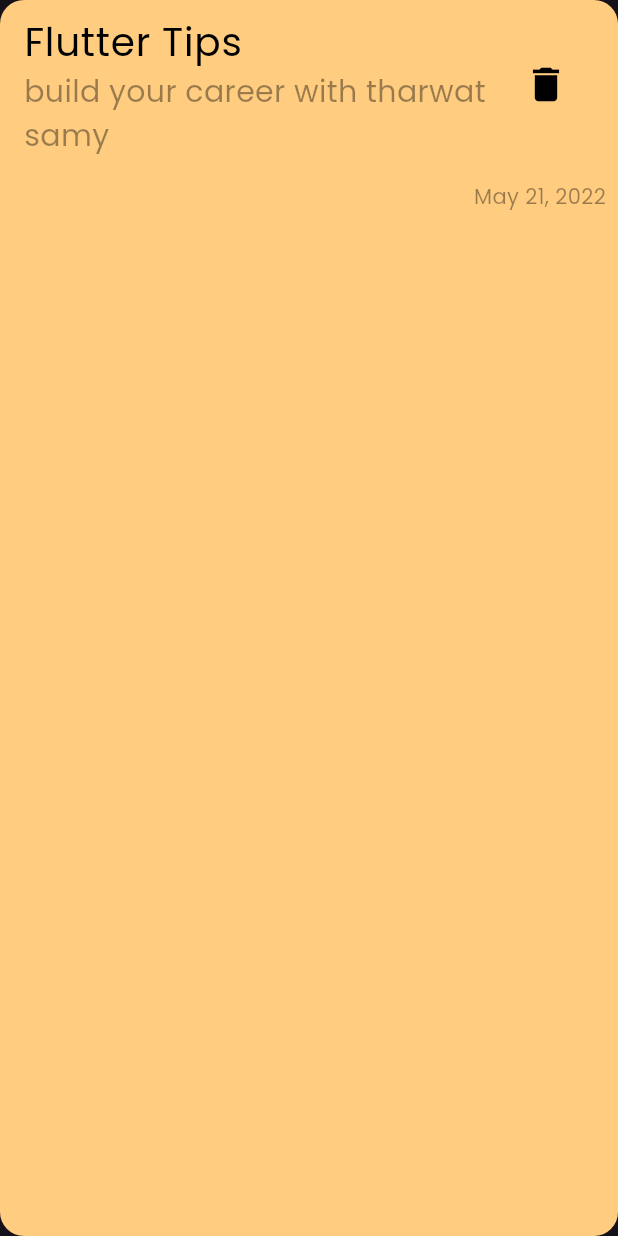
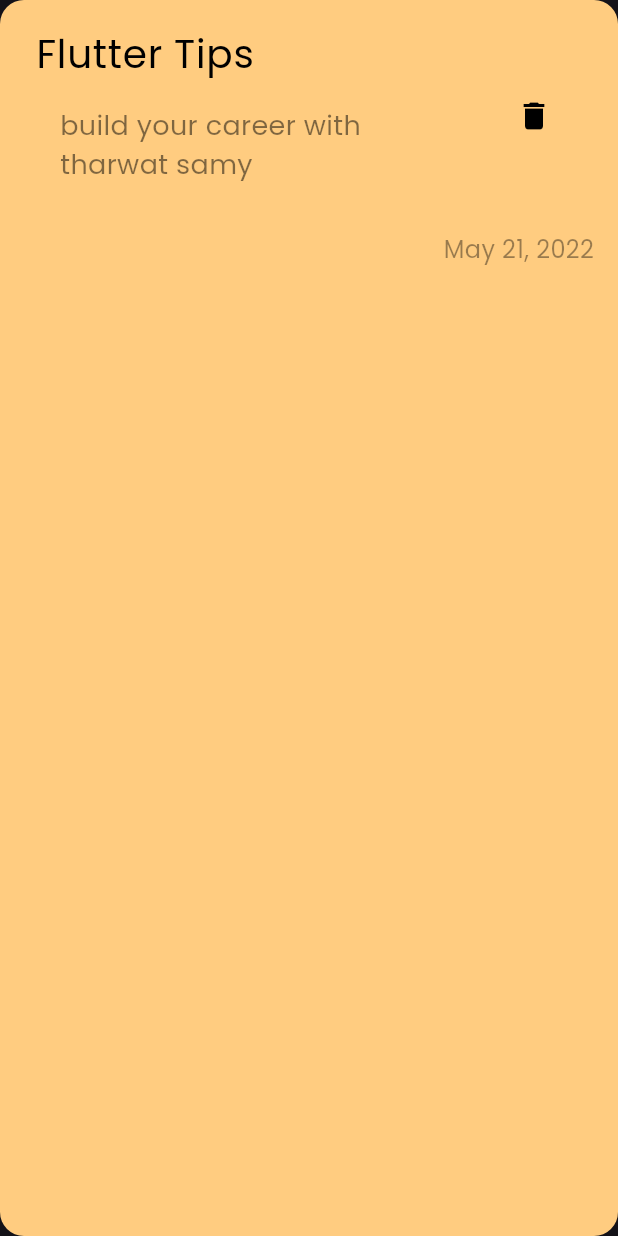
Before and after one commit to enrahsn/notes, a Flutter app: the NoteItem widget shown alone on an empty page, opened directly, on a phone screen of 412 x 824 dp. Run offline on Flutter 3.47's test engine with Material 3 defaults, Android fonts, the phone set to English and light mode, and no system bars.

```diff
--- a/lib/core/index.dart
+++ /dev/null
@@ -1,4 +0,0 @@
-export 'colors.dart';
-export 'constant.dart';
-export 'size_config.dart';
-export 'space_widget.dart';
--- a/lib/index.dart
+++ /dev/null
@@ -1,4 +0,0 @@
-export 'core/index.dart';
-export 'models/index.dart';
-export 'views/index.dart';
-export 'widgets/index.dart';
--- a/lib/models/card.dart
+++ b/lib/models/card.dart
@@ -5,6 +5,7 @@ class NoteItem extends StatelessWidget {
   @override
   Widget build(BuildContext context) {
     return Container(
+      padding: const EdgeInsets.all(8),
       decoration: BoxDecoration(
         color: const Color(0xffFFCC80),
         borderRadius: BorderRadius.circular(16),
@@ -15,14 +16,19 @@ class NoteItem extends StatelessWidget {
         children: [
           ListTile(
             title: const Text('Flutter Tips',style: TextStyle(color: Colors.black,fontSize: 26,),),
-          subtitle: Text('build your career with tharwat samy',style: TextStyle(color: Colors.black.withOpacity(.4),fontSize: 20,),),
-          trailing: IconButton(onPressed: (){}, icon:  const Icon(Icons.delete,color: Colors.black,size:30,),),
+          subtitle: Padding(
+            padding: const EdgeInsets.all(16),
+            child: Text('build your career with tharwat samy',style: TextStyle(color: Colors.black.withOpacity(.5),fontSize: 18,),),
+          ),
+          trailing: IconButton(onPressed: (){}, icon:  const Icon(Icons.delete,color: Colors.black,size:24,),),
           // trailing: IconButton(onPressed: (){}, icon: Icon(FontAwesomeIcons.trash,color: Colors.black,size:30,),),
           ),
+          // const Spacer(),
            Padding(
-            padding: const EdgeInsets.all(8.0),
-            child: Text('May 21, 2022',style: TextStyle(color: Colors.black.withOpacity(.4)),),
-          )
+             padding: const EdgeInsets.all(8),
+             child: Text('May 21, 2022',
+             style: TextStyle(color: Colors.black.withOpacity(.4),fontSize: 16),),
+           )
           // Spacer(),
         ],
       ),
--- a/lib/models/index.dart
+++ b/lib/models/index.dart
@@ -1,3 +1,4 @@
 export 'app_bar.dart';
 export 'card.dart';
+export 'list_view.dart';
 export 'search_icon.dart';
--- a/lib/views/index.dart
+++ /dev/null
@@ -1 +0,0 @@
-export 'notes_view.dart';
--- a/lib/widgets/notes_v_body.dart
+++ b/lib/widgets/notes_v_body.dart
@@ -2,7 +2,7 @@
 import 'package:flutter/material.dart';
 
 import '../models/app_bar.dart';
-import '../models/card.dart';
+import '../models/list_view.dart';
 
 class NotesViewBody extends StatelessWidget {
   const NotesViewBody({super.key});
@@ -18,7 +18,7 @@ class NotesViewBody extends StatelessWidget {
           // SizedBox(height: 50,),
           MyAppBar(),
           SizedBox(height: 10,),
-          NoteItem(),
+          MyListView(),
         ],
       ),
     );
```
Also changed, not shown: lib/models/list_view.dart (added, +14 -0 lines).
